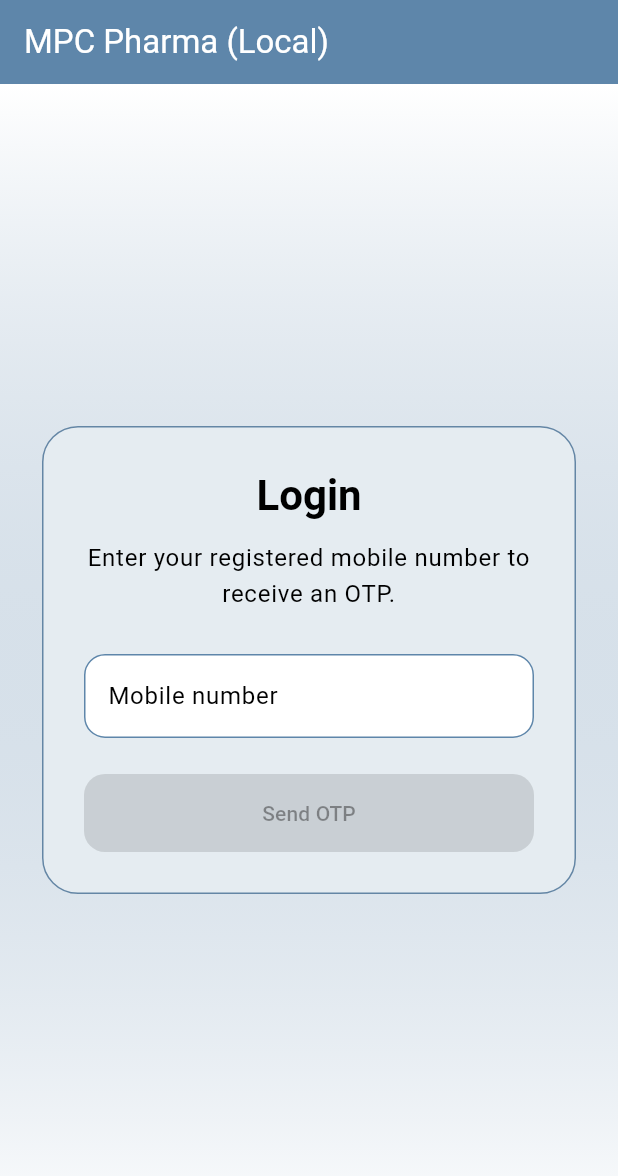
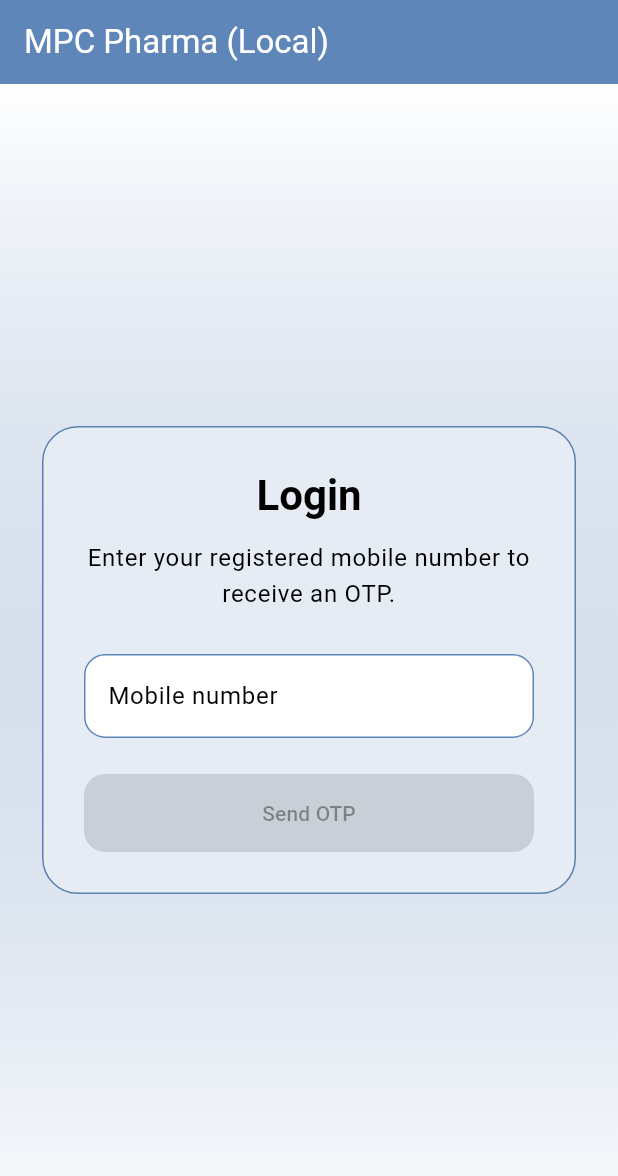
Before and after one commit to ByteBlazer/mpc-pharma-flutter-app, a Flutter app: the screen it shows after launch, on a phone screen of 412 x 824 dp. Shown: the top 1176 px of the screen. Run offline on Flutter 3.47's test engine with Material 3 defaults, Android fonts, the phone set to English and light mode, and no system bars; our stand-ins replace audioplayers, file_picker, flutter_dotenv, google_maps_flutter, shared_preferences; missing offline and left inert: dart:html, record; accounts and stored records are empty.

Commit message:
color change

```diff
--- a/lib/app_theme.dart
+++ b/lib/app_theme.dart
@@ -2,7 +2,7 @@ import 'package:flutter/material.dart';
 
 abstract final class AppTheme {
   // Change this one color to rebrand the app.
-  static const brandColor = Color.fromARGB(255, 94, 134, 170);
+  static const brandColor = Color.fromARGB(255, 94, 134, 185);
   static final _snackBarBackgroundColor = HSLColor.fromColor(
     brandColor,
   ).withSaturation(0.35).withLightness(0.92).toColor();
```
